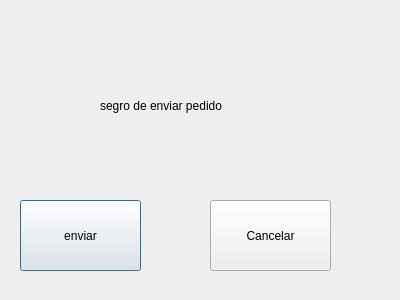
Qt form Restaurante/Mesero/enviarpedido.ui (camvaz/restaurante-ihc) before a commit.
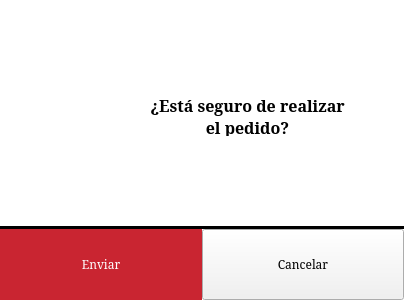
The same form after that commit.

The edit to the form file:
```diff
--- a/Restaurante/Mesero/enviarpedido.ui
+++ b/Restaurante/Mesero/enviarpedido.ui
@@ -10,48 +10,273 @@
     <height>300</height>
    </rect>
   </property>
+  <property name="font">
+   <font>
+    <family>Noto Serif</family>
+   </font>
+  </property>
   <property name="windowTitle">
    <string>Dialog</string>
   </property>
-  <widget class="QLabel" name="label">
-   <property name="geometry">
-    <rect>
-     <x>100</x>
-     <y>70</y>
-     <width>191</width>
-     <height>71</height>
-    </rect>
+  <property name="styleSheet">
+   <string notr="true">background-color: rgb(255, 255, 255);</string>
+  </property>
+  <layout class="QGridLayout" name="gridLayout">
+   <property name="leftMargin">
+    <number>0</number>
    </property>
-   <property name="text">
-    <string>segro de enviar pedido</string>
+   <property name="topMargin">
+    <number>0</number>
    </property>
-  </widget>
-  <widget class="QPushButton" name="enviar">
-   <property name="geometry">
-    <rect>
-     <x>20</x>
-     <y>200</y>
-     <width>121</width>
-     <height>71</height>
-    </rect>
+   <property name="rightMargin">
+    <number>0</number>
    </property>
-   <property name="text">
-    <string>enviar</string>
+   <property name="bottomMargin">
+    <number>0</number>
    </property>
-  </widget>
-  <widget class="QPushButton" name="cancelar">
-   <property name="geometry">
-    <rect>
-     <x>210</x>
-     <y>200</y>
-     <width>121</width>
-     <height>71</height>
-    </rect>
+   <property name="spacing">
+    <number>0</number>
    </property>
-   <property name="text">
-    <string>Cancelar</string>
-   </property>
-  </widget>
+   <item row="0" column="0">
+    <layout class="QVBoxLayout" name="verticalLayout">
+     <item>
+      <spacer name="verticalSpacer">
+       <property name="orientation">
+        <enum>Qt::Vertical</enum>
+       </property>
+       <property name="sizeHint" stdset="0">
+        <size>
+         <width>20</width>
+         <height>40</height>
+        </size>
+       </property>
+      </spacer>
+     </item>
+     <item>
+      <layout class="QHBoxLayout" name="horizontalLayout_2">
+       <item>
+        <spacer name="horizontalSpacer">
+         <property name="orientation">
+          <enum>Qt::Horizontal</enum>
+         </property>
+         <property name="sizeHint" stdset="0">
+          <size>
+           <width>40</width>
+           <height>20</height>
+          </size>
+         </property>
+        </spacer>
+       </item>
+       <item>
+        <widget class="QLabel" name="Advertencia_2">
+         <property name="minimumSize">
+          <size>
+           <width>71</width>
+           <height>71</height>
+          </size>
+         </property>
+         <property name="maximumSize">
+          <size>
+           <width>71</width>
+           <height>71</height>
+          </size>
+         </property>
+         <property name="text">
+          <string/>
+         </property>
+         <property name="scaledContents">
+          <bool>true</bool>
+         </property>
+        </widget>
+       </item>
+       <item>
+        <spacer name="horizontalSpacer_2">
+         <property name="orientation">
+          <enum>Qt::Horizontal</enum>
+         </property>
+         <property name="sizeType">
+          <enum>QSizePolicy::Fixed</enum>
+         </property>
+         <property name="sizeHint" stdset="0">
+          <size>
+           <width>20</width>
+           <height>20</height>
+          </size>
+         </property>
+        </spacer>
+       </item>
+       <item alignment="Qt::AlignHCenter|Qt::AlignVCenter">
+        <widget class="QTextBrowser" name="textBrowser_2">
+         <property name="sizePolicy">
+          <sizepolicy hsizetype="Fixed" vsizetype="Preferred">
+           <horstretch>0</horstretch>
+           <verstretch>0</verstretch>
+          </sizepolicy>
+         </property>
+         <property name="minimumSize">
+          <size>
+           <width>211</width>
+           <height>41</height>
+          </size>
+         </property>
+         <property name="maximumSize">
+          <size>
+           <width>211</width>
+           <height>46</height>
+          </size>
+         </property>
+         <property name="font">
+          <font>
+           <family>Noto Serif</family>
+           <pointsize>11</pointsize>
+           <weight>50</weight>
+           <italic>false</italic>
+           <bold>false</bold>
+          </font>
+         </property>
+         <property name="styleSheet">
+          <string notr="true">text-align:center;
+border:none;
+background-color:transparent;
+font: 11pt &quot;Noto Serif&quot;;
+color:black;</string>
+         </property>
+         <property name="verticalScrollBarPolicy">
+          <enum>Qt::ScrollBarAlwaysOff</enum>
+         </property>
+         <property name="horizontalScrollBarPolicy">
+          <enum>Qt::ScrollBarAlwaysOff</enum>
+         </property>
+         <property name="html">
+          <string>&lt;!DOCTYPE HTML PUBLIC &quot;-//W3C//DTD HTML 4.0//EN&quot; &quot;http://www.w3.org/TR/REC-html40/strict.dtd&quot;&gt;
+&lt;html&gt;&lt;head&gt;&lt;meta name=&quot;qrichtext&quot; content=&quot;1&quot; /&gt;&lt;style type=&quot;text/css&quot;&gt;
+p, li { white-space: pre-wrap; }
+&lt;/style&gt;&lt;/head&gt;&lt;body style=&quot; font-family:'Noto Serif'; font-size:11pt; font-weight:400; font-style:normal;&quot;&gt;
+&lt;p align=&quot;center&quot; style=&quot; margin-top:0px; margin-bottom:0px; margin-left:0px; margin-right:0px; -qt-block-indent:0; text-indent:0px;&quot;&gt;&lt;span style=&quot; font-family:'MS Shell Dlg 2'; font-size:12pt; font-weight:600;&quot;&gt;¿Está seguro de realizar el pedido?&lt;/span&gt;&lt;/p&gt;&lt;/body&gt;&lt;/html&gt;</string>
+         </property>
+        </widget>
+       </item>
+       <item>
+        <spacer name="horizontalSpacer_3">
+         <property name="orientation">
+          <enum>Qt::Horizontal</enum>
+         </property>
+         <property name="sizeHint" stdset="0">
+          <size>
+           <width>40</width>
+           <height>20</height>
+          </size>
+         </property>
+        </spacer>
+       </item>
+      </layout>
+     </item>
+     <item>
+      <spacer name="verticalSpacer_2">
+       <property name="orientation">
+        <enum>Qt::Vertical</enum>
+       </property>
+       <property name="sizeHint" stdset="0">
+        <size>
+         <width>20</width>
+         <height>40</height>
+        </size>
+       </property>
+      </spacer>
+     </item>
+    </layout>
+   </item>
+   <item row="1" column="0">
+    <layout class="QVBoxLayout" name="verticalLayout_2">
+     <property name="spacing">
+      <number>0</number>
+     </property>
+     <item>
+      <widget class="Line" name="line">
+       <property name="minimumSize">
+        <size>
+         <width>404</width>
+         <height>3</height>
+        </size>
+       </property>
+       <property name="maximumSize">
+        <size>
+         <width>404</width>
+         <height>3</height>
+        </size>
+       </property>
+       <property name="styleSheet">
+        <string notr="true">background-color: rgb(0, 0, 0);</string>
+       </property>
+       <property name="orientation">
+        <enum>Qt::Horizontal</enum>
+       </property>
+      </widget>
+     </item>
+     <item>
+      <layout class="QHBoxLayout" name="horizontalLayout">
+       <property name="spacing">
+        <number>0</number>
+       </property>
+       <item>
+        <widget class="QPushButton" name="enviar">
+         <property name="minimumSize">
+          <size>
+           <width>202</width>
+           <height>71</height>
+          </size>
+         </property>
+         <property name="maximumSize">
+          <size>
+           <width>202</width>
+           <height>71</height>
+          </size>
+         </property>
+         <property name="styleSheet">
+          <string notr="true">color: white;
+background-color:rgb(201, 37, 49);
+font: 18pt &quot;Noto Serif&quot;;
+border:none;</string>
+         </property>
+         <property name="text">
+          <string>Enviar</string>
+         </property>
+        </widget>
+       </item>
+       <item>
+        <widget class="QPushButton" name="cancelar">
+         <property name="minimumSize">
+          <size>
+           <width>202</width>
+           <height>71</height>
+          </size>
+         </property>
+         <property name="maximumSize">
+          <size>
+           <width>202</width>
+           <height>71</height>
+          </size>
+         </property>
+         <property name="styleSheet">
+          <string notr="true">
+background-color: #F1F1F1;
+
+font: 18pt &quot;Noto Serif&quot;;
+color:black;
+
+
+ </string>
+         </property>
+         <property name="text">
+          <string>Cancelar</string>
+         </property>
+        </widget>
+       </item>
+      </layout>
+     </item>
+    </layout>
+   </item>
+  </layout>
  </widget>
  <resources/>
  <connections/>
```
